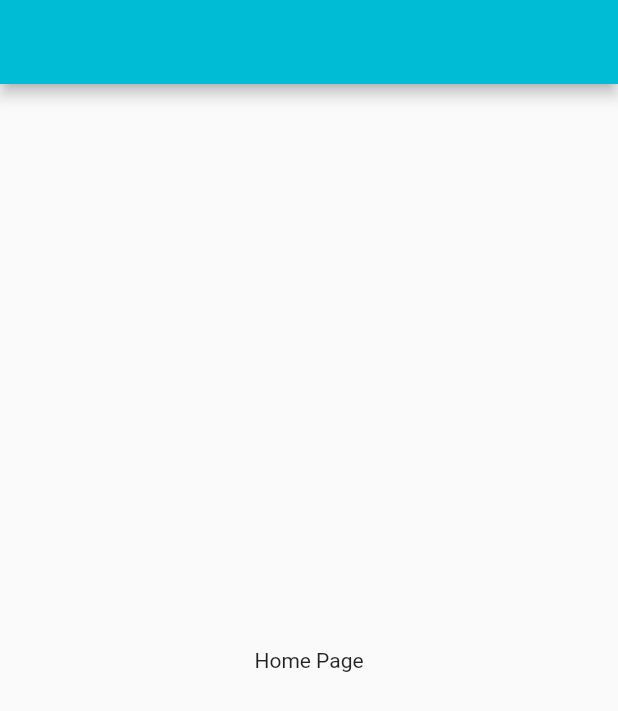
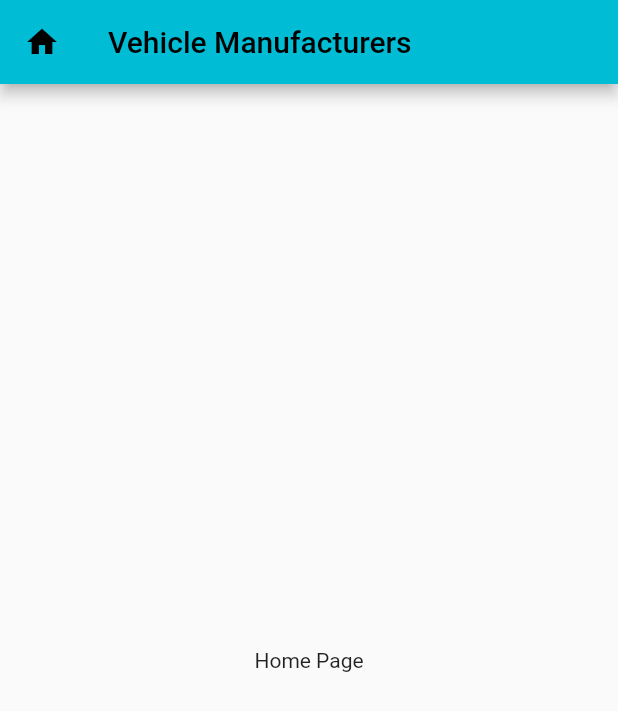
Before and after one commit to nobodyn0se/flutter_vehicles, a Flutter app: the screen it shows after launch, on a phone screen of 412 x 824 dp. Shown: the top 711 px of the screen. Run offline on Flutter 3.47's test engine with Material 2 defaults, Android fonts, the phone set to English and light mode, and no system bars; our stand-ins replace dio, get.

Commit message:
Enhanced app bar of the home page

```diff
--- a/lib/pages/home_page.dart
+++ b/lib/pages/home_page.dart
@@ -6,7 +6,10 @@ class HomePage extends StatelessWidget {
   @override
   Widget build(BuildContext context) {
     return Scaffold(
-      appBar: AppBar(),
+      appBar: AppBar(
+        leading: const Icon(Icons.home),
+        title: const Text('Vehicle Manufacturers'),
+      ),
       body: const Center(
         child: Text('Home Page'),
       ),
```
